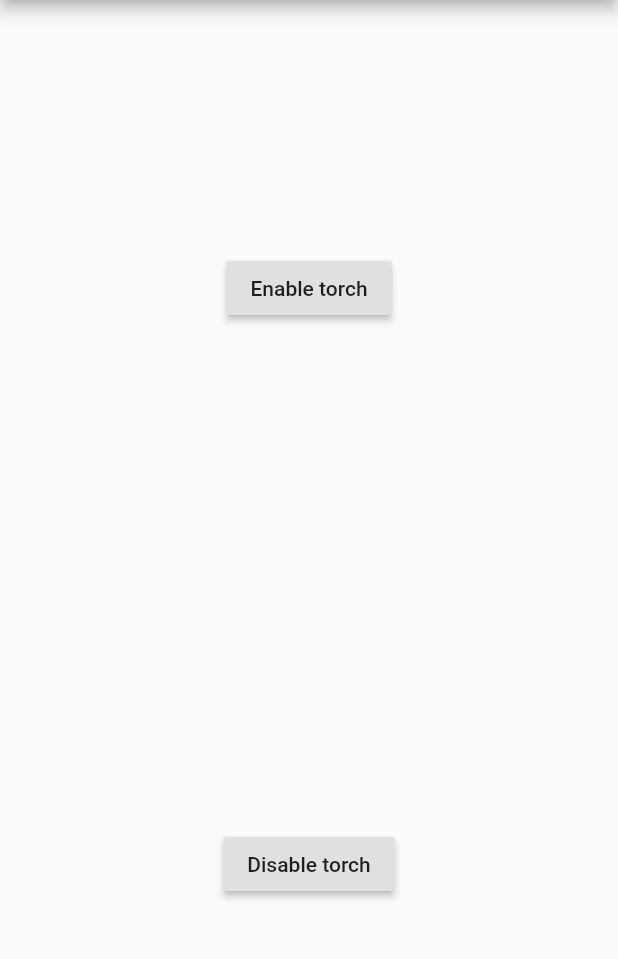
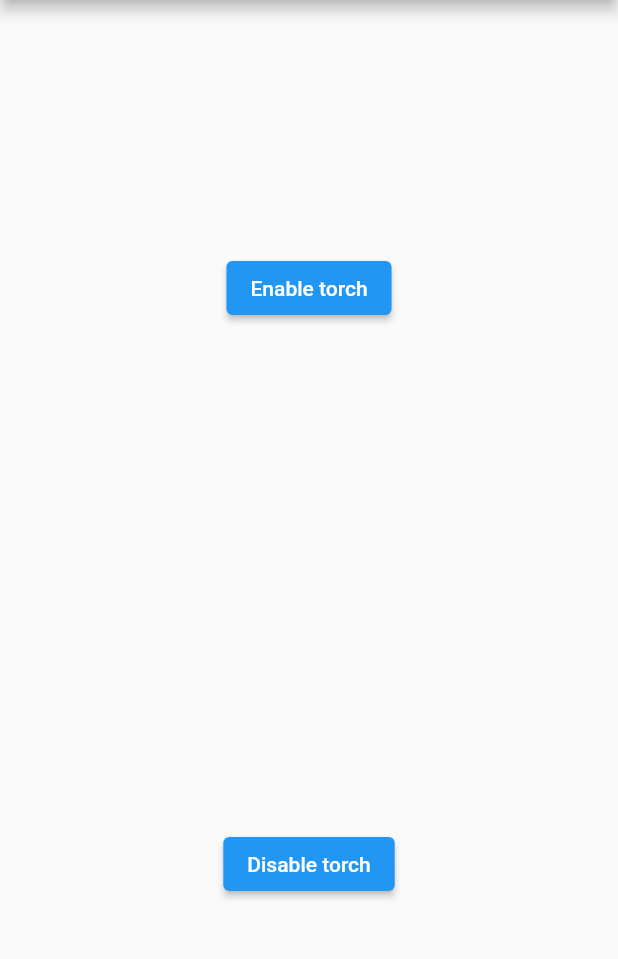
Before and after one commit to svprdga/torch_light, a Flutter app: the screen it shows after launch, on a phone screen of 412 x 824 dp, the part 84-1043 px from its top. Run offline on Flutter 3.47's test engine with Material 2 defaults, Android fonts, the phone set to English and light mode, and no system bars.

Commit message:
Fix Issues + deprecated

```diff
--- a/example/lib/main.dart
+++ b/example/lib/main.dart
@@ -12,18 +12,19 @@ class TorchApp extends StatefulWidget {
 }
 
 class _TorchAppState extends State<TorchApp> {
-  GlobalKey<ScaffoldState> _scaffoldKey = GlobalKey();
+  GlobalKey<ScaffoldMessengerState> _messangerKey =
+      GlobalKey<ScaffoldMessengerState>();
 
   @override
   Widget build(BuildContext context) {
     return MaterialApp(
       supportedLocales: [Locale('en', '')],
+      scaffoldMessengerKey: _messangerKey,
       localizationsDelegates: [
         GlobalMaterialLocalizations.delegate,
         GlobalWidgetsLocalizations.delegate,
       ],
       home: Scaffold(
-        key: _scaffoldKey,
         appBar: AppBar(
           title: const Text('torch_light example app'),
         ),
@@ -31,7 +32,7 @@ class _TorchAppState extends State<TorchApp> {
           children: [
             Expanded(
                 child: Center(
-              child: RaisedButton(
+              child: ElevatedButton(
                 child: Text('Enable torch'),
                 onPressed: () async {
                   _enableTorch(context);
@@ -40,7 +41,7 @@ class _TorchAppState extends State<TorchApp> {
             )),
             Expanded(
                 child: Center(
-              child: RaisedButton(
+              child: ElevatedButton(
                 child: Text('Disable torch'),
                 onPressed: () {
                   _disableTorch(context);
@@ -70,8 +71,6 @@ class _TorchAppState extends State<TorchApp> {
   }
 
   _showMessage(String message) {
-    _scaffoldKey.currentState!.showSnackBar(SnackBar(
-      content: Text(message),
-    ));
+    _messangerKey.currentState?.showSnackBar(SnackBar(content: Text(message)));
   }
 }
--- a/example/pubspec.yaml
+++ b/example/pubspec.yaml
@@ -3,7 +3,7 @@ description: Demonstrates how to use the torch_light plugin.
 
 # The following line prevents the package from being accidentally published to
 # pub.dev using `pub publish`. This is preferred for private packages.
-publish_to: "none" # Remove this line if you wish to publish to pub.dev
+publish_to: 'none' # Remove this line if you wish to publish to pub.dev
 
 environment:
   sdk: ">=2.12.0 <3.0.0"
--- a/lib/exceptions.dart
+++ b/lib/exceptions.dart
@@ -3,53 +3,65 @@ part of 'torch_light.dart';
 class EnableTorchExistentUserException implements Exception {
   String? message;
 
-  EnableTorchExistentUserException(this.message);
+  EnableTorchExistentUserException([this.message]);
 
   @override
-  String toString() => "[EnableTorchExistentUserException: $message]";
+  String toString() => message != null
+      ? "[EnableTorchExistentUserException: $message]"
+      : "[EnableTorchExistentUserException has received a null message]";
 }
 
 class EnableTorchException implements Exception {
   String? message;
 
-  EnableTorchException(this.message);
+  EnableTorchException([this.message]);
 
   @override
-  String toString() => "[EnableTorchException: $message]";
+  String toString() => message != null
+      ? "[EnableTorchException: $message]"
+      : "[EnableTorchException has received a null message]";
 }
 
 class EnableTorchNotAvailableException implements Exception {
   String? message;
 
-  EnableTorchNotAvailableException(this.message);
+  EnableTorchNotAvailableException([this.message]);
 
   @override
-  String toString() => "[EnableTorchNotAvailableException: $message]";
+  String toString() => message != null
+      ? "[EnableTorchNotAvailableException: $message]"
+      : "[EnableTorchNotAvailableException has received a null message]";
 }
 
 class DisableTorchExistentUserException implements Exception {
   String? message;
 
-  DisableTorchExistentUserException(this.message);
+  DisableTorchExistentUserException([this.message]);
 
   @override
-  String toString() => "[DisableTorchExistentUserException: $message]";
+  String toString() => message != null
+      ? "[DisableTorchExistentUserException: $message]"
+      : "[DisableTorchExistentUserException has received a null message]";
 }
 
 class DisableTorchException implements Exception {
   String? message;
 
-  DisableTorchException(this.message);
+  DisableTorchException([this.message]);
 
   @override
-  String toString() => "[DisableTorchException: $message]";
+  String toString() => message != null
+      ? "[DisableTorchException: $message]"
+      : "[DisableTorchException has received a null message]";
 }
 
 class DisableTorchNotAvailableException implements Exception {
   String? message;
 
-  DisableTorchNotAvailableException(this.message);
+  DisableTorchNotAvailableException([this.message]);
 
   @override
-  String toString() => "[DisableTorchNotAvailableException: $message]";
+  String toString() => message != null
+      ? "[DisableTorchNotAvailableException: $message]"
+      : "[DisableTorchNotAvailableException has received a null message]";
 }
```
